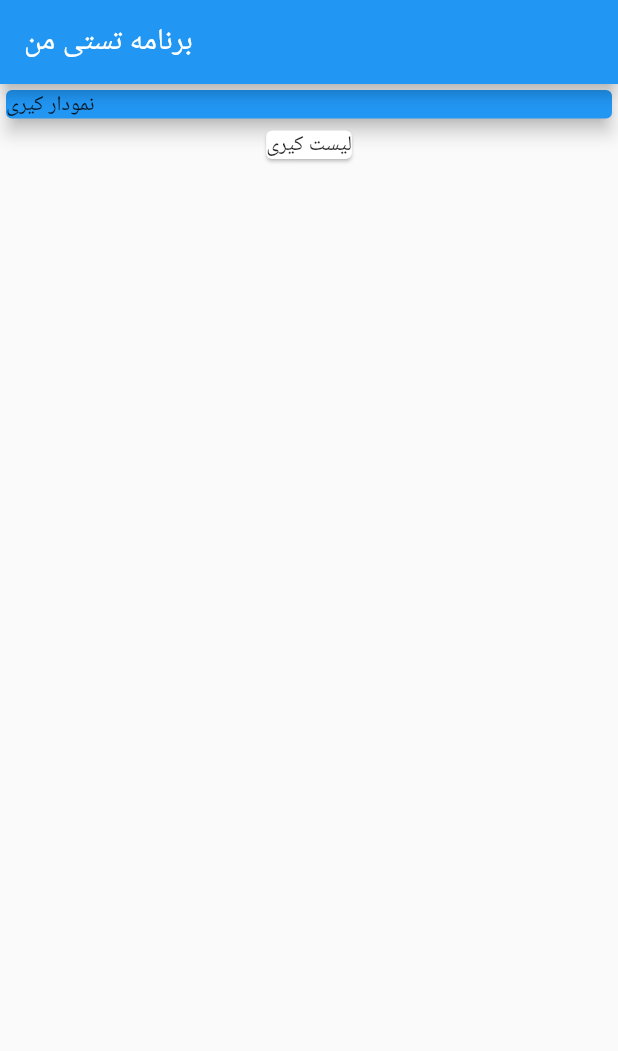
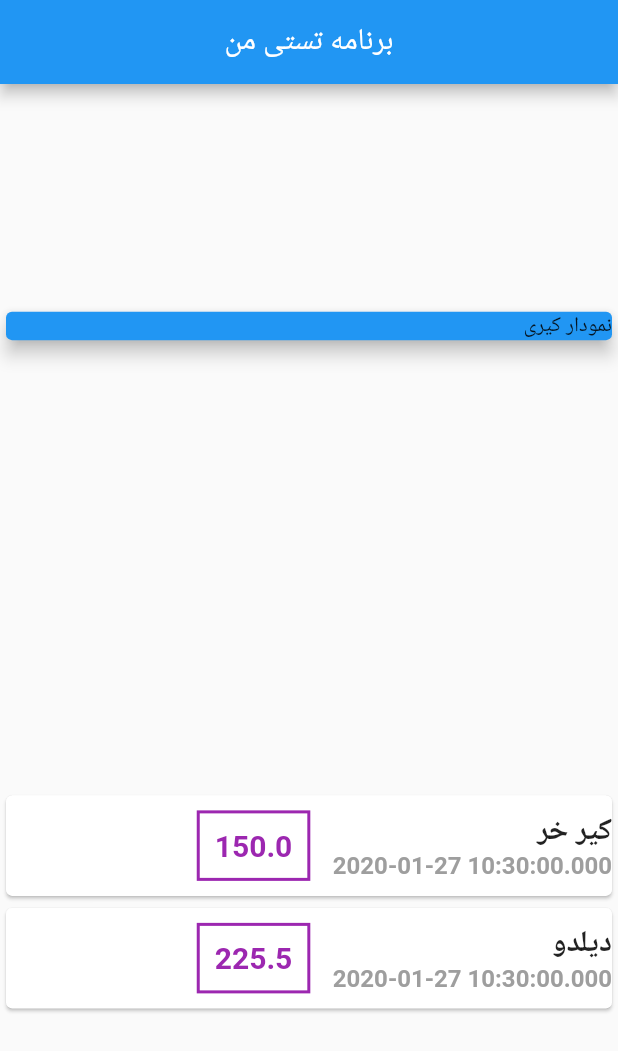
Before and after one commit to MWW1987/Flutter_TestApp, a Flutter app: the screen it shows after launch, on a phone screen of 412 x 824 dp. Shown: the top 1051 px of the screen. Run offline on Flutter 3.47's test engine with Material 2 defaults, Android fonts, the phone set to English and light mode, and no system bars.

Commit message:
some style

```diff
--- a/lib/main.dart
+++ b/lib/main.dart
@@ -1,4 +1,5 @@
 import 'package:flutter/material.dart';
+import './transaction.dart';
 
 void main() => runApp(MyApp());
 
@@ -13,24 +14,84 @@ class MyApp extends StatelessWidget {
 }
 
 class MyHomePage extends StatelessWidget {
+  final List<Transaction> transaction = [
+    Transaction(id: '1', title: 'کیر خر', amount: 150, date: DateTime.now()),
+    Transaction(id: '2', title: 'دیلدو', amount: 225.5, date: DateTime.now())
+  ];
+
   @override
   Widget build(BuildContext context) {
     return Scaffold(
         appBar: AppBar(
-          title: Text('برنامه تستی من'),
+          centerTitle: true,
+          title: Text(
+            'برنامه تستی من',
+          ),
         ),
         body: Column(
+          mainAxisAlignment: MainAxisAlignment.spaceAround,
+          crossAxisAlignment: CrossAxisAlignment.stretch,
           children: <Widget>[
             Container(
               width: double.infinity,
               child: Card(
                 color: Colors.blue,
-                child: Text('نمودار کیری'),
+                child: Text(
+                  'نمودار کیری',
+                  textAlign: TextAlign.end,
+                ),
                 elevation: 5,
               ),
             ),
-            Card(
-              child: Text('لیست کیری'),
+            Column(
+              children: transaction.map((tx) {
+                return Card(
+                  child: Row(
+                    mainAxisAlignment: MainAxisAlignment.end,
+                    children: <Widget>[
+                      Container(
+                        margin:
+                            EdgeInsets.symmetric(vertical: 10, horizontal: 15),
+                        decoration: BoxDecoration(
+                          border: Border.all(
+                            color: Colors.purple,
+                            width: 2,
+                          ),
+                        ),
+                        padding: EdgeInsets.all(10),
+                        child: Text(
+                          tx.amount.toString(),
+                          style: TextStyle(
+                            fontWeight: FontWeight.bold,
+                            fontSize: 20,
+                            color: Colors.purple,
+                          ),
+                        ),
+                      ),
+                      Column(
+                        crossAxisAlignment: CrossAxisAlignment.end,
+                        children: <Widget>[
+                          Text(
+                            tx.title,
+                            style: TextStyle(
+                              fontWeight: FontWeight.bold,
+                              fontSize: 20,
+                            ),
+                          ),
+                          Text(
+                            tx.date.toString(),
+                            style: TextStyle(
+                              fontWeight: FontWeight.bold,
+                              fontSize: 16,
+                              color: Colors.grey,
+                            ),
+                          ),
+                        ],
+                      )
+                    ],
+                  ),
+                );
+              }).toList(),
             )
           ],
         ));
--- a/lib/transaction.dart
+++ b/lib/transaction.dart
@@ -1,8 +1,10 @@
+import 'package:flutter/foundation.dart';
+
 class Transaction {
   final String id;
   final String title;
   final double amount;
   final DateTime date;
 
-  Transaction({this.id, this.title, this.amount, this.date});
+  Transaction({@required this.id, @required this.title, @required this.amount, @required this.date});
 }
```
